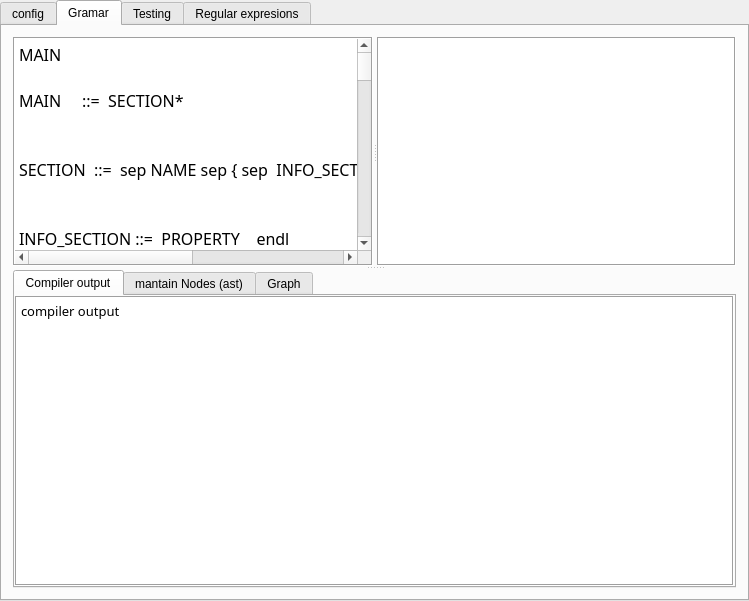
This is tools/qt/hpgui/src/hpgui.ui in jleahred/jle_cpp_tk as Qt 5 draws it before an edit. The edited form follows.
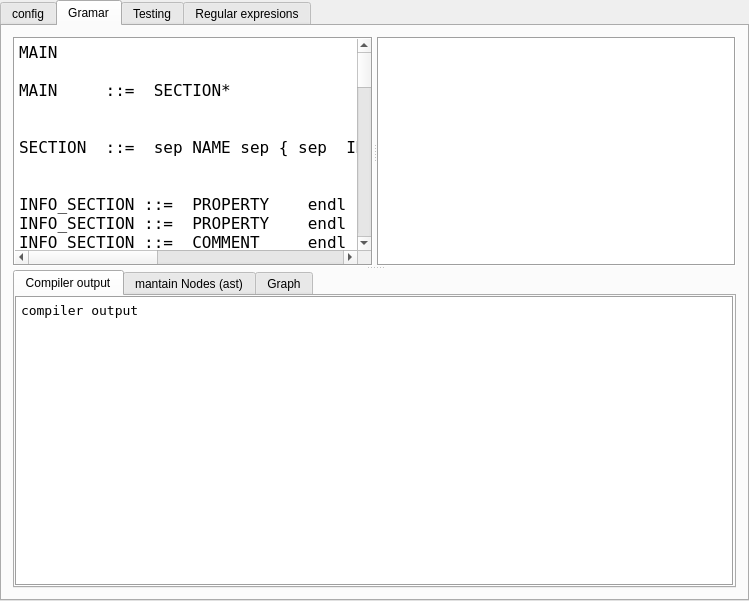
This is the edited form. The open tabs and pages were chosen to show the change.

What changed in the file:
```diff
--- a/tools/qt/hpgui/src/hpgui.ui
+++ b/tools/qt/hpgui/src/hpgui.ui
@@ -169,7 +169,7 @@
            </property>
            <property name="font">
             <font>
-             <family>Courier 10 Pitch</family>
+             <family>DejaVu Sans Mono</family>
              <pointsize>12</pointsize>
              <weight>50</weight>
              <italic>false</italic>
@@ -314,7 +314,7 @@
              <widget class="QPlainTextEdit" name="pteCompilerOut">
               <property name="font">
                <font>
-                <family>Courier 10 Pitch</family>
+                <family>DejaVu Sans Mono</family>
                 <pointsize>10</pointsize>
                 <weight>50</weight>
                 <italic>false</italic>
```
Left out of the diff: 112 changed lines with no effect on the pictures.
